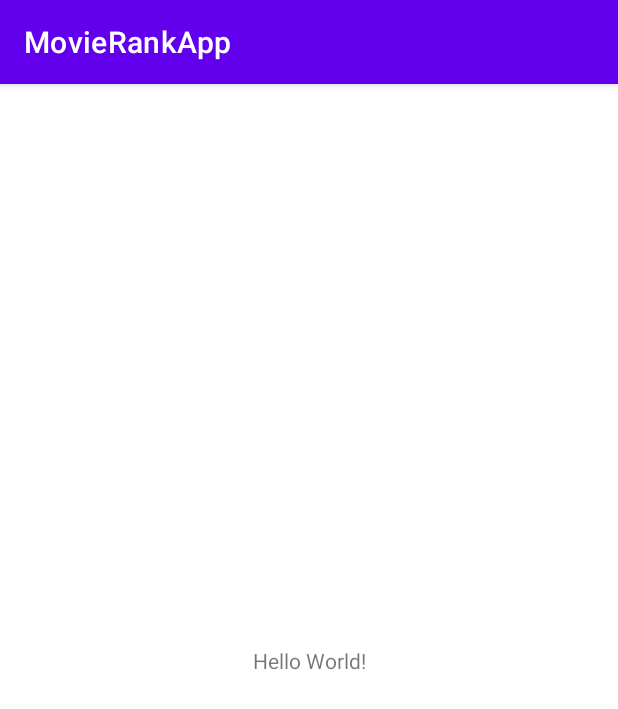
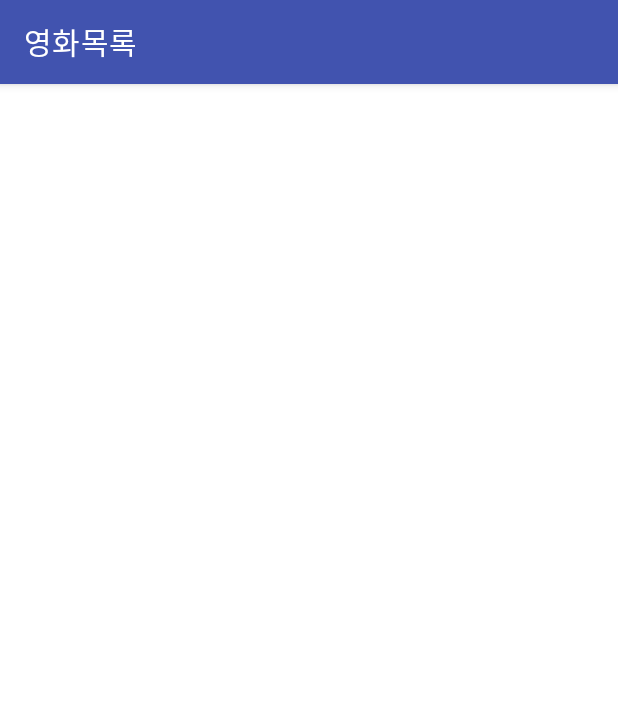
Before and after one commit to ows3090/MovieRankApp, an Android app: the MainActivity screen opened directly, with no data from a screen before it, on a phone screen of 412 x 824 dp. Shown: the top 709 px of the screen. Run offline under Robolectric (Android 15) with nearby library versions, the phone set to English and light mode, and no system bars.

Commit message:
feat : MainActivity DrawerLayout and Custom Toolbar

```diff
--- a/app/src/main/AndroidManifest.xml
+++ b/app/src/main/AndroidManifest.xml
@@ -9,7 +9,9 @@
         android:roundIcon="@mipmap/ic_launcher_round"
         android:supportsRtl="true"
         android:theme="@style/Theme.MovieRankApp">
-        <activity android:name=".view.MainActivity"></activity>
+        <activity
+            android:name=".view.MainActivity"
+            android:label="영화목록"/>
         <activity
             android:name=".view.SplashActivity"
             android:theme="@style/Theme.SplashTheme">
--- a/app/src/main/java/ows/kotlinstudy/movierankapp/view/MainActivity.kt
+++ b/app/src/main/java/ows/kotlinstudy/movierankapp/view/MainActivity.kt
@@ -1,12 +1,17 @@
 package ows.kotlinstudy.movierankapp.view
 
+import android.graphics.Color
 import androidx.appcompat.app.AppCompatActivity
 import android.os.Bundle
+import androidx.appcompat.widget.Toolbar
 import ows.kotlinstudy.movierankapp.R
 
 class MainActivity : AppCompatActivity() {
     override fun onCreate(savedInstanceState: Bundle?) {
         super.onCreate(savedInstanceState)
         setContentView(R.layout.activity_main)
+
+        val toolbar = findViewById<Toolbar>(R.id.toolbar)
+        setSupportActionBar(toolbar)
     }
 }
--- /dev/null
+++ b/app/src/main/res/drawable/menu_movie_background.xml
@@ -0,0 +1,5 @@
+<?xml version="1.0" encoding="utf-8"?>
+<selector xmlns:android="http://schemas.android.com/apk/res/android">
+    <item android:drawable="@drawable/ic_list" />
+    <item android:drawable="@drawable/ic_list_selected" android:state_checked="true" />
+</selector>
--- /dev/null
+++ b/app/src/main/res/drawable/menu_movieapi_background.xml
@@ -0,0 +1,5 @@
+<?xml version="1.0" encoding="utf-8"?>
+<selector xmlns:android="http://schemas.android.com/apk/res/android">
+    <item android:drawable="@drawable/ic_review" />
+    <item android:drawable="@drawable/ic_review_selected" android:state_checked="true" />
+</selector>
--- /dev/null
+++ b/app/src/main/res/drawable/menu_register_background.xml
@@ -0,0 +1,5 @@
+<?xml version="1.0" encoding="utf-8"?>
+<selector xmlns:android="http://schemas.android.com/apk/res/android">
+    <item android:drawable="@drawable/ic_book"/>
+    <item android:state_checked="true" android:drawable="@drawable/ic_book_selected"/>
+</selector>
--- /dev/null
+++ b/app/src/main/res/drawable/menu_setting_background.xml
@@ -0,0 +1,5 @@
+<?xml version="1.0" encoding="utf-8"?>
+<selector xmlns:android="http://schemas.android.com/apk/res/android">
+    <item android:drawable="@drawable/ic_settings"/>
+    <item android:state_checked="true" android:drawable="@drawable/ic_settings_selected"/>
+</selector>
--- /dev/null
+++ b/app/src/main/res/drawable/nav_background.xml
@@ -0,0 +1,10 @@
+<?xml version="1.0" encoding="utf-8"?>
+<shape xmlns:android="http://schemas.android.com/apk/res/android"
+    android:shape="rectangle">
+
+    <gradient
+        android:centerColor="#5D70C3"
+        android:endColor="#4254B0"
+        android:startColor="#7288DB" />
+
+</shape>
--- a/app/src/main/res/drawable/splash_background.xml
+++ b/app/src/main/res/drawable/splash_background.xml
@@ -8,5 +8,4 @@
     <item android:bottom="100dp">
         <bitmap android:src="@drawable/connect_logo" android:gravity="bottom"/>
     </item>
-
 </layer-list>
--- a/app/src/main/res/layout/activity_main.xml
+++ b/app/src/main/res/layout/activity_main.xml
@@ -1,18 +1,24 @@
 <?xml version="1.0" encoding="utf-8"?>
-<androidx.constraintlayout.widget.ConstraintLayout xmlns:android="http://schemas.android.com/apk/res/android"
+<androidx.drawerlayout.widget.DrawerLayout xmlns:android="http://schemas.android.com/apk/res/android"
     xmlns:app="http://schemas.android.com/apk/res-auto"
     xmlns:tools="http://schemas.android.com/tools"
     android:layout_width="match_parent"
     android:layout_height="match_parent"
-    tools:context=".view.MainActivity">
+    tools:context=".view.MainActivity"
+    android:fitsSystemWindows="true"
+    tools:openDrawer="start">
 
-    <TextView
+    <include
+        layout="@layout/app_bar_main"
+        android:layout_width="match_parent"
+        android:layout_height="match_parent" />
+
+    <com.google.android.material.navigation.NavigationView
         android:layout_width="wrap_content"
-        android:layout_height="wrap_content"
-        android:text="Hello World!"
-        app:layout_constraintBottom_toBottomOf="parent"
-        app:layout_constraintLeft_toLeftOf="parent"
-        app:layout_constraintRight_toRightOf="parent"
-        app:layout_constraintTop_toTopOf="parent" />
+        android:layout_height="match_parent"
+        android:layout_gravity="start"
+        app:headerLayout="@layout/nav_header_main"
+        app:menu="@menu/nav_body_menu"/>
 
-</androidx.constraintlayout.widget.ConstraintLayout>
+
+</androidx.drawerlayout.widget.DrawerLayout>
--- /dev/null
+++ b/app/src/main/res/layout/app_bar_main.xml
@@ -0,0 +1,22 @@
+<?xml version="1.0" encoding="utf-8"?>
+<androidx.coordinatorlayout.widget.CoordinatorLayout xmlns:android="http://schemas.android.com/apk/res/android"
+    xmlns:app="http://schemas.android.com/apk/res-auto"
+    android:layout_width="match_parent"
+    android:layout_height="match_parent">
+
+    <com.google.android.material.appbar.AppBarLayout
+        android:layout_width="match_parent"
+        android:layout_height="wrap_content">
+
+        <androidx.appcompat.widget.Toolbar
+            android:id="@+id/toolbar"
+            android:layout_width="match_parent"
+            android:layout_height="?attr/actionBarSize"
+            android:background="@color/colorPrimary"
+            app:titleTextColor="@color/white" />
+
+    </com.google.android.material.appbar.AppBarLayout>
+
+    <include layout="@layout/content_main" />
+
+</androidx.coordinatorlayout.widget.CoordinatorLayout>
--- /dev/null
+++ b/app/src/main/res/layout/content_main.xml
@@ -0,0 +1,18 @@
+<?xml version="1.0" encoding="utf-8"?>
+<androidx.constraintlayout.widget.ConstraintLayout xmlns:android="http://schemas.android.com/apk/res/android"
+    xmlns:app="http://schemas.android.com/apk/res-auto"
+    xmlns:tools="http://schemas.android.com/tools"
+    android:layout_width="match_parent"
+    android:layout_height="match_parent"
+    tools:showIn="@layout/app_bar_main">
+
+    <FrameLayout
+        android:id="@+id/frameLayout"
+        android:layout_width="0dp"
+        android:layout_height="0dp"
+        app:layout_constraintBottom_toBottomOf="parent"
+        app:layout_constraintEnd_toEndOf="parent"
+        app:layout_constraintStart_toStartOf="parent"
+        app:layout_constraintTop_toTopOf="parent" />
+
+</androidx.constraintlayout.widget.ConstraintLayout>
--- /dev/null
+++ b/app/src/main/res/layout/nav_header_main.xml
@@ -0,0 +1,31 @@
+<?xml version="1.0" encoding="utf-8"?>
+<LinearLayout xmlns:android="http://schemas.android.com/apk/res/android"
+    xmlns:app="http://schemas.android.com/apk/res-auto"
+    android:layout_width="match_parent"
+    android:layout_height="@dimen/nav_header_height"
+    android:background="@drawable/nav_background"
+    android:gravity="bottom"
+    android:orientation="vertical"
+    android:padding="16dp"
+    android:theme="@style/ThemeOverlay.AppCompat.Dark">
+
+    <ImageView
+        android:layout_width="70dp"
+        android:layout_height="70dp"
+        android:paddingTop="@dimen/nav_header_vertical_spacing"
+        android:src="@drawable/profile" />
+
+    <TextView
+        android:layout_width="match_parent"
+        android:layout_height="wrap_content"
+        android:paddingTop="@dimen/nav_header_vertical_spacing"
+        android:text="@string/user_name"
+        android:textAppearance="@style/TextAppearance.AppCompat.Body1" />
+
+    <TextView
+        android:layout_width="match_parent"
+        android:layout_height="wrap_content"
+        android:text="@string/user_email" />
+
+
+</LinearLayout>
--- /dev/null
+++ b/app/src/main/res/menu/nav_body_menu.xml
@@ -0,0 +1,30 @@
+<?xml version="1.0" encoding="utf-8"?>
+<menu xmlns:android="http://schemas.android.com/apk/res/android"
+    xmlns:tools="http://schemas.android.com/tools"
+    tools:showIn="navigation_view">
+
+    <group android:checkableBehavior="single">
+        <item
+            android:id="@+id/nav_movie"
+            android:icon="@drawable/menu_movie_background"
+            android:iconTint="@color/gray"
+            android:title="@string/menu_movie"/>
+        <item
+            android:id="@+id/nav_movieAPI"
+            android:icon="@drawable/menu_movieapi_background"
+            android:title="@string/menu_movieAPI"/>
+        <item
+            android:id="@+id/nav_register"
+            android:icon="@drawable/menu_register_background"
+            android:title="@string/menu_register"/>
+    </group>
+
+    <item android:title="설정">
+        <menu>
+            <item
+                android:id="@+id/nav_setting"
+                android:icon="@drawable/menu_setting_background"
+                android:title="@string/menu_setting"/>
+        </menu>
+    </item>
+</menu>
--- a/app/src/main/res/values-night/themes.xml
+++ /dev/null
@@ -1,16 +0,0 @@
-<resources xmlns:tools="http://schemas.android.com/tools">
-    <!-- Base application theme. -->
-    <style name="Theme.MovieRankApp" parent="Theme.MaterialComponents.DayNight.DarkActionBar">
-        <!-- Primary brand color. -->
-        <item name="colorPrimary">@color/purple_200</item>
-        <item name="colorPrimaryVariant">@color/purple_700</item>
-        <item name="colorOnPrimary">@color/black</item>
-        <!-- Secondary brand color. -->
-        <item name="colorSecondary">@color/teal_200</item>
-        <item name="colorSecondaryVariant">@color/teal_200</item>
-        <item name="colorOnSecondary">@color/black</item>
-        <!-- Status bar color. -->
-        <item name="android:statusBarColor" tools:targetApi="l">?attr/colorPrimaryVariant</item>
-        <!-- Customize your theme here. -->
-    </style>
-</resources>
--- a/app/src/main/res/values/colors.xml
+++ b/app/src/main/res/values/colors.xml
@@ -1,10 +1,8 @@
 <?xml version="1.0" encoding="utf-8"?>
 <resources>
-    <color name="purple_200">#FFBB86FC</color>
-    <color name="purple_500">#FF6200EE</color>
-    <color name="purple_700">#FF3700B3</color>
-    <color name="teal_200">#FF03DAC5</color>
-    <color name="teal_700">#FF018786</color>
-    <color name="black">#FF000000</color>
-    <color name="white">#FFFFFFFF</color>
+    <color name="colorPrimary">#4153AF</color>
+    <color name="colorPrimaryDark">#32419A</color>
+    <color name="colorAccent">#D81B60</color>
+    <color name="gray">#979797</color>
+    <color name="white">#FFFFFF</color>
 </resources>
--- /dev/null
+++ b/app/src/main/res/values/dimens.xml
@@ -0,0 +1,4 @@
+<?xml version="1.0" encoding="utf-8"?>
+<resources>
+    <dimen name="nav_header_vertical_spacing">8dp</dimen>
+</resources>
--- /dev/null
+++ b/app/src/main/res/values/dimes.xml
@@ -0,0 +1,4 @@
+<?xml version="1.0" encoding="utf-8"?>
+<resources>
+    <dimen name="nav_header_height">176dp</dimen>
+</resources>
--- a/app/src/main/res/values/strings.xml
+++ b/app/src/main/res/values/strings.xml
@@ -1,3 +1,9 @@
 <resources>
     <string name="app_name">MovieRankApp</string>
+    <string name="user_name">ows3090</string>
+    <string name="user_email">ows3090@naver.com</string>
+    <string name="menu_movie">영화목록</string>
+    <string name="menu_movieAPI">영화 API</string>
+    <string name="menu_register">예매하기</string>
+    <string name="menu_setting">사용자 설정</string>
 </resources>
--- a/app/src/main/res/values/themes.xml
+++ b/app/src/main/res/values/themes.xml
@@ -1,20 +1,14 @@
 <resources xmlns:tools="http://schemas.android.com/tools">
     <!-- Base application theme. -->
-    <style name="Theme.MovieRankApp" parent="Theme.MaterialComponents.DayNight.DarkActionBar">
-        <!-- Primary brand color. -->
-        <item name="colorPrimary">@color/purple_500</item>
-        <item name="colorPrimaryVariant">@color/purple_700</item>
-        <item name="colorOnPrimary">@color/white</item>
-        <!-- Secondary brand color. -->
-        <item name="colorSecondary">@color/teal_200</item>
-        <item name="colorSecondaryVariant">@color/teal_700</item>
-        <item name="colorOnSecondary">@color/black</item>
-        <!-- Status bar color. -->
-        <item name="android:statusBarColor" tools:targetApi="l">?attr/colorPrimaryVariant</item>
-        <!-- Customize your theme here. -->
+    <style name="Theme.MovieRankApp" parent="Theme.MaterialComponents.DayNight.NoActionBar">
+        <item name="colorPrimary">@color/colorPrimary</item>
+        <item name="colorPrimaryDark">@color/colorPrimaryDark</item>
+        <item name="colorAccent">@color/colorAccent</item>
     </style>
 
-    <style name="Theme.SplashTheme" parent="Theme.MaterialComponents.DayNight.NoActionBar">
+    <style name="Theme.SplashTheme" parent="Theme.MaterialComponents.Light.NoActionBar">
         <item name="android:windowBackground">@drawable/splash_background</item>
+        <item name="colorPrimaryDark">@android:color/transparent</item>
     </style>
+
 </resources>
```
